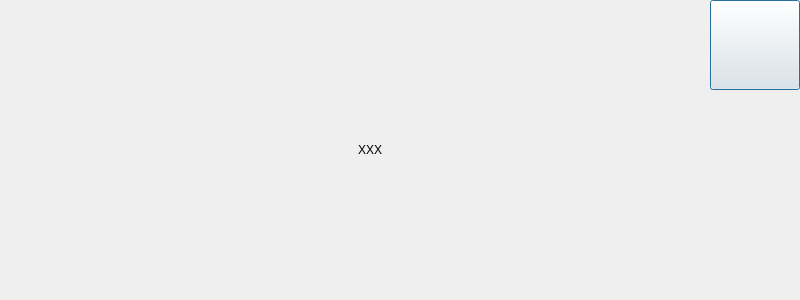
This is src/XMusic/msgbox.ui in 1028417/XMusic as Qt 5 draws it before an edit. The edited form follows.
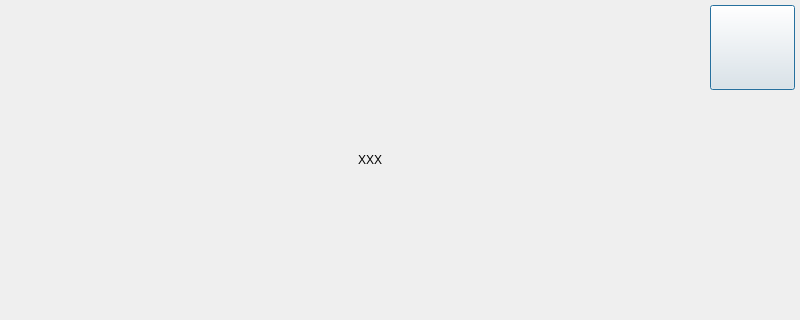
This is the edited form. Icons and pictures are not drawn. Custom widgets are drawn as their Qt base class.

```diff
--- a/src/XMusic/msgbox.ui
+++ b/src/XMusic/msgbox.ui
@@ -7,7 +7,7 @@
     <x>0</x>
     <y>0</y>
     <width>800</width>
-    <height>300</height>
+    <height>320</height>
    </rect>
   </property>
   <property name="windowTitle">
@@ -17,7 +17,7 @@
    <property name="geometry">
     <rect>
      <x>40</x>
-     <y>110</y>
+     <y>120</y>
      <width>660</width>
      <height>80</height>
     </rect>
@@ -33,9 +33,9 @@
    <property name="geometry">
     <rect>
      <x>710</x>
-     <y>0</y>
-     <width>90</width>
-     <height>90</height>
+     <y>5</y>
+     <width>85</width>
+     <height>85</height>
     </rect>
    </property>
    <property name="autoFillBackground">
```
